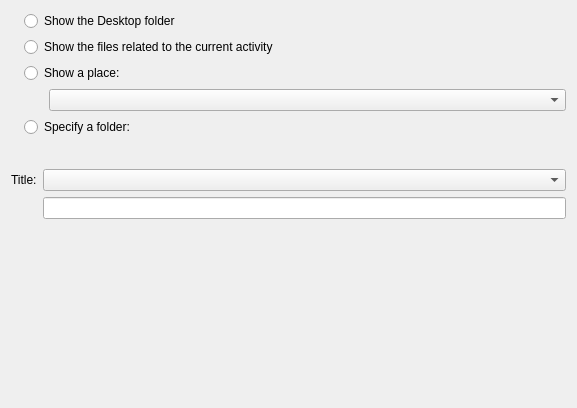
The window that plasma/applets/folderview/folderviewLocationConfig.ui (KDE/kde-baseapps) describes before a commit, drawn with Qt 5.
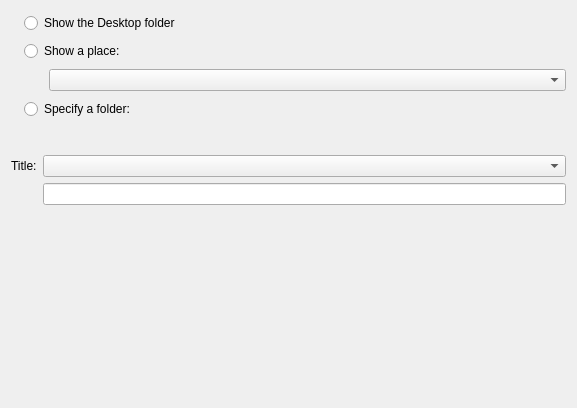
The same window after the commit. Custom widgets are drawn as their Qt base class.

Commit message:
Remove the 'show files related to activity' option.
The underlying infrastructure relies on Nepomuk, which isn't
around anymore, and is unmaintained.

In the absence of this option existing configs using it will
gracefully fall through to the custom location option with
the activity:/current/ URL.

```diff
--- a/plasma/applets/folderview/folderviewLocationConfig.ui
+++ b/plasma/applets/folderview/folderviewLocationConfig.ui
@@ -41,16 +41,6 @@
          </attribute>
         </widget>
        </item>
-       <item>
-        <widget class="QRadioButton" name="showActivity">
-         <property name="text">
-          <string>Show the files related to the current activity</string>
-         </property>
-         <attribute name="buttonGroup">
-          <string notr="true">locatgionButtonGroup</string>
-         </attribute>
-        </widget>
-       </item>
        <item>
         <widget class="QRadioButton" name="showPlace">
          <property name="text">
```
Left out of the diff: 1 changed line with no effect on the pictures. The commit also changes 1 other file.
